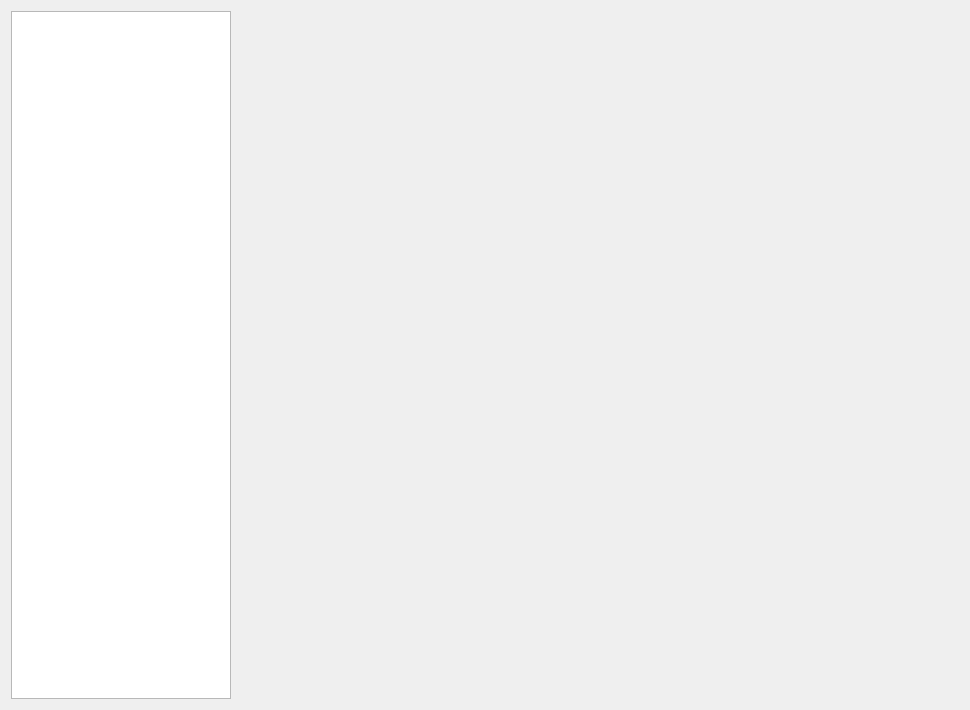
Old version of the form SIM-VICUS/src/SVSimulationSettingsView.ui in the repository ghorwin/SIM-VICUS.
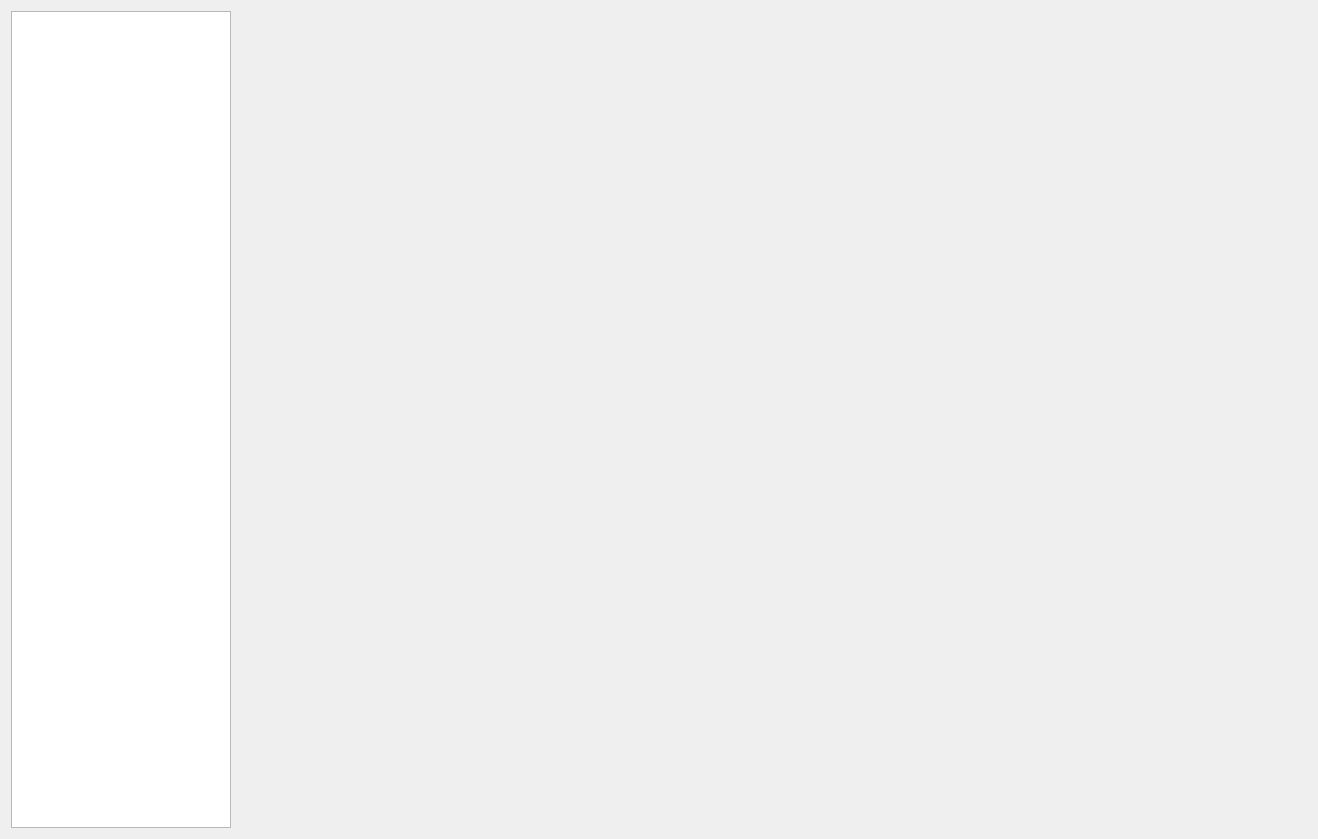
New version of the form. The open tabs and pages were chosen to show the change.

```diff
--- a/SIM-VICUS/src/SVSimulationSettingsView.ui
+++ b/SIM-VICUS/src/SVSimulationSettingsView.ui
@@ -6,8 +6,8 @@
    <rect>
     <x>0</x>
     <y>0</y>
-    <width>970</width>
-    <height>710</height>
+    <width>1318</width>
+    <height>839</height>
    </rect>
   </property>
   <property name="windowTitle">
```
Left out of the diff: 2 changed lines with no effect on the pictures.
